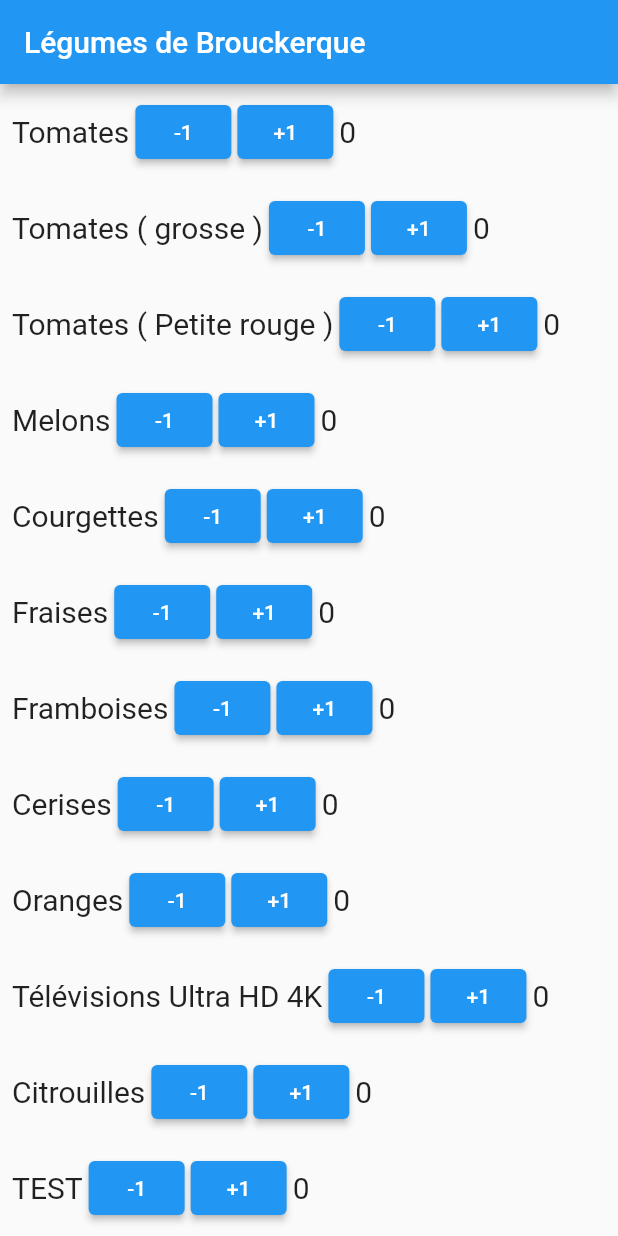
After one commit to LJ5O/Inventory_management, a Flutter app: the screen it shows after launch, on a phone screen of 412 x 824 dp. The commit adds this screen. Run offline on Flutter 3.47's test engine with Material 2 defaults, Android fonts, the phone set to English and light mode, and no system bars; our stand-ins replace shared_preferences.

Commit message:
Moved home page to new route

```diff
--- /dev/null
+++ b/lib/routes/products_list.dart
@@ -0,0 +1,78 @@
+
+import 'package:flutter/material.dart';
+
+import '../widgets/product.dart';
+
+class ProductsListRoute extends StatefulWidget {
+  const ProductsListRoute({super.key, required this.title});
+
+  // This widget is the home page of your application. It is stateful, meaning
+  // that it has a State object (defined below) that contains fields that affect
+  // how it looks.
+
+  // This class is the configuration for the state. It holds the values (in this
+  // case the title) provided by the parent (in this case the App widget) and
+  // used by the build method of the State. Fields in a Widget subclass are
+  // always marked "final".
+
+  final String title;
+
+  @override
+  State<ProductsListRoute> createState() => _ProductsListRouteState();
+}
+
+class _ProductsListRouteState extends State<ProductsListRoute> {
+
+  @override
+  Widget build(BuildContext context) {
+
+    return Scaffold(
+        appBar: AppBar(
+          title: Text(widget.title),
+        ),
+        body: SingleChildScrollView(
+            child: Column(
+              mainAxisAlignment: MainAxisAlignment.start,
+              children: const <Widget>[
+                ProductWidget(
+                  title: "Tomates",
+                ),
+                ProductWidget(
+                  title: "Tomates ( grosse )",
+                ),
+                ProductWidget(
+                  title: "Tomates ( Petite rouge )",
+                ),
+                ProductWidget(
+                  title: "Melons",
+                ),
+                ProductWidget(
+                  title: "Courgettes",
+                ),
+                ProductWidget(
+                  title: "Fraises",
+                ),
+                ProductWidget(
+                  title: "Framboises",
+                ),
+                ProductWidget(
+                  title: "Cerises",
+                ),
+                ProductWidget(
+                  title: "Oranges",
+                ),
+                ProductWidget(
+                  title: "Télévisions Ultra HD 4K",
+                ),
+                ProductWidget(
+                  title: "Citrouilles",
+                ),
+                ProductWidget(
+                  title: "TEST",
+                ),
+              ],
+            )
+        )
+    );
+  }
+}
--- a/lib/widgets/product.dart
+++ b/lib/widgets/product.dart
@@ -48,7 +48,7 @@ class _ProductState extends State<ProductWidget>{
             const Padding(padding: EdgeInsets.all(2)),
             Text(
                 '$count',
-                style: TextStyle(fontSize: 20)
+                style: const TextStyle(fontSize: 20)
             )
           ],
         ),
```
Also changed, not shown: lib/main.dart (+2 -75 lines).
